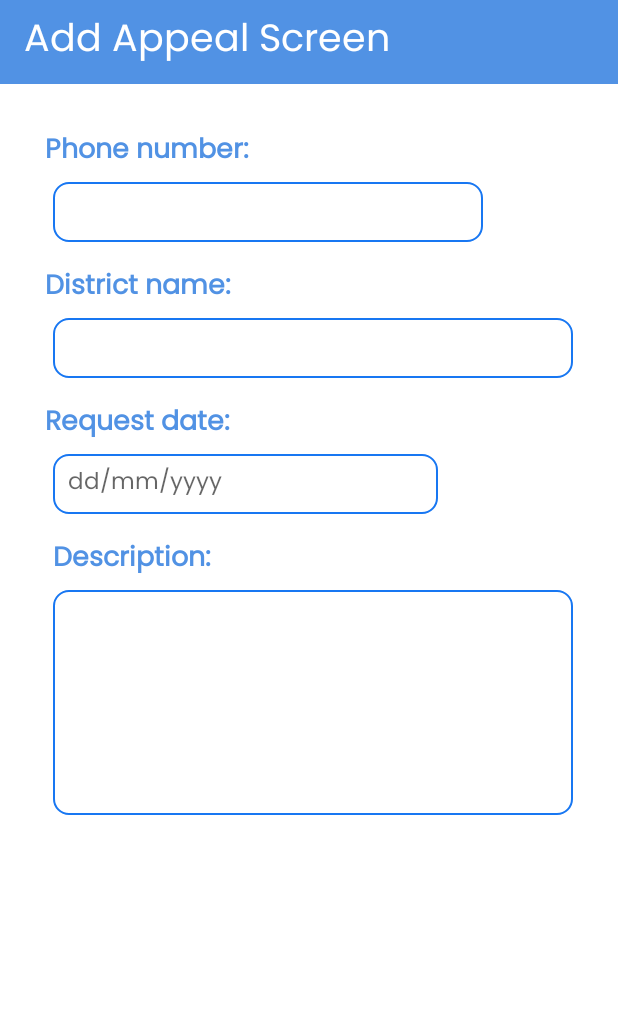
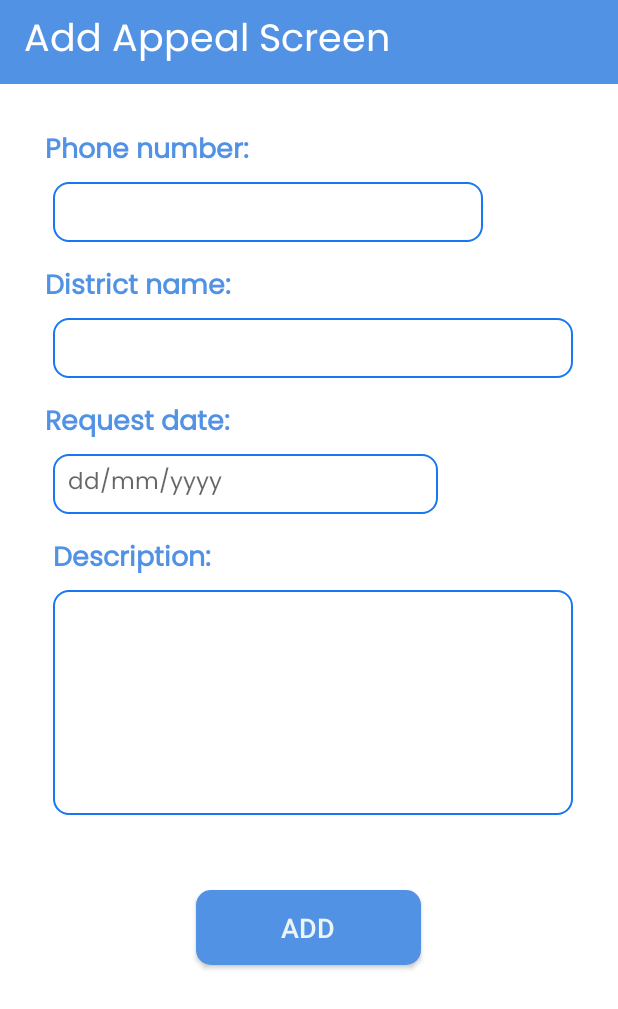
Before and after one commit to mahmud0v/appealsOlder, an Android app: the AddAppealActivity screen opened directly, with no data from a screen before it, on a phone screen of 412 x 824 dp. Shown: the top 1009 px of the screen. Run offline under Robolectric (Android 15) with nearby library versions, the phone set to English and light mode, and no system bars; libraries missing offline, so code that uses them is left out: by.kirich1409.viewbindingdelegate; plain views replace MaskedEditText; 5 statements that could not run were skipped.

Commit message:
initial commit

```diff
--- /dev/null
+++ b/app/src/main/res/drawable/add_back.xml
@@ -0,0 +1,11 @@
+<?xml version="1.0" encoding="utf-8"?>
+<ripple xmlns:android="http://schemas.android.com/apk/res/android"
+    android:color="#8F000000"
+    >
+<item>
+    <shape>
+        <solid android:color="@color/blue"/>
+        <corners android:radius="10dp"/>
+    </shape>
+</item>
+</ripple>
--- /dev/null
+++ b/app/src/main/res/drawable/add_disable.xml
@@ -0,0 +1,12 @@
+<?xml version="1.0" encoding="utf-8"?>
+<selector xmlns:android="http://schemas.android.com/apk/res/android">
+
+    <item>
+        <shape>
+            <solid
+               android:color="@color/blue_light"
+                />
+            <corners android:radius="10dp"/>
+        </shape>
+    </item>
+</selector>
--- a/app/src/main/res/layout/add_appeal_activity.xml
+++ b/app/src/main/res/layout/add_appeal_activity.xml
@@ -38,6 +38,7 @@
         android:textStyle="bold" />
 
     <com.vicmikhailau.maskededittext.MaskedEditText
+        android:id="@+id/phone_edit_text"
         android:layout_width="match_parent"
         android:layout_height="40dp"
         android:layout_marginStart="35dp"
@@ -48,7 +49,7 @@
         android:imeOptions="actionNext"
         android:inputType="phone"
         android:paddingStart="10dp"
-        app:mask="(###) ## ### ## ##" />
+        app:mask="(+###) ## ### ## ##" />
 
 
     <TextView
@@ -66,16 +67,17 @@
 
 
     <com.google.android.material.textfield.TextInputEditText
+        android:id="@+id/district_edit_text"
         android:layout_width="match_parent"
         android:layout_height="40dp"
         android:layout_marginStart="35dp"
         android:layout_marginTop="5dp"
         android:layout_marginEnd="30dp"
-        android:paddingStart="10dp"
         android:background="@drawable/edit_text_back"
         android:fontFamily="@font/poppins_regular"
         android:imeOptions="actionNext"
-        android:inputType="text" />
+        android:inputType="text"
+        android:paddingStart="10dp" />
 
     <TextView
         android:id="@+id/request_date_id"
@@ -91,6 +93,7 @@
 
 
     <com.vicmikhailau.maskededittext.MaskedEditText
+        android:id="@+id/request_edit_text"
         android:layout_width="match_parent"
         android:layout_height="40dp"
         android:layout_marginStart="35dp"
@@ -103,8 +106,7 @@
         android:inputType="number"
         android:paddingStart="10dp"
         android:textSize="15sp"
-        app:mask="##/##/####"
-        />
+        app:mask="##/##/####" />
 
     <TextView
         android:id="@+id/desc_text"
@@ -121,25 +123,33 @@
 
 
     <com.google.android.material.textfield.TextInputEditText
+        android:id="@+id/desc_edit_text"
         android:layout_width="match_parent"
         android:layout_height="150dp"
         android:layout_marginStart="35dp"
         android:layout_marginTop="5dp"
         android:layout_marginEnd="30dp"
-        android:maxLines="7"
-        android:paddingEnd="10dp"
-        android:gravity="top|start"
-        android:scrollbars="vertical"
-        android:paddingStart="10dp"
         android:background="@drawable/edit_text_back"
         android:fontFamily="@font/poppins_regular"
+        android:gravity="top|start"
         android:imeOptions="actionNext"
         android:inputType="textMultiLine"
-        />
+        android:maxLines="7"
+        android:paddingStart="10dp"
+        android:paddingEnd="10dp"
+        android:scrollbars="vertical" />
 
 
-
-
+    <androidx.appcompat.widget.AppCompatButton
+        android:id="@+id/add_btn"
+        android:layout_width="150dp"
+        android:layout_height="50dp"
+        android:layout_gravity="center"
+        android:layout_marginTop="50dp"
+        android:background="@drawable/add_disable"
+        android:text="@string/add"
+        android:textColor="@color/item_back_color"
+        android:textSize="18sp" />
 
 
 </LinearLayout>
--- a/app/src/main/res/values/strings.xml
+++ b/app/src/main/res/values/strings.xml
@@ -24,5 +24,6 @@
     <string name="russian_text">Russian</string>
     <string name="uzbek_text">Uzbek</string>
     <string name="snacbar_text">Appeal was allowed</string>
+    <string name="add">Add</string>
 
 </resources>
```
Also changed, not shown: app/src/main/java/com/example/apppealolder/db/InsertAppealAsyncTask.kt (added, +35 -0 lines), app/src/main/java/com/example/apppealolder/screen/AddAppealActivity.kt (+76 -0 lines), app/src/main/java/com/example/apppealolder/utils/MyExtensions.kt (+10 -2 lines), 2 other files.
